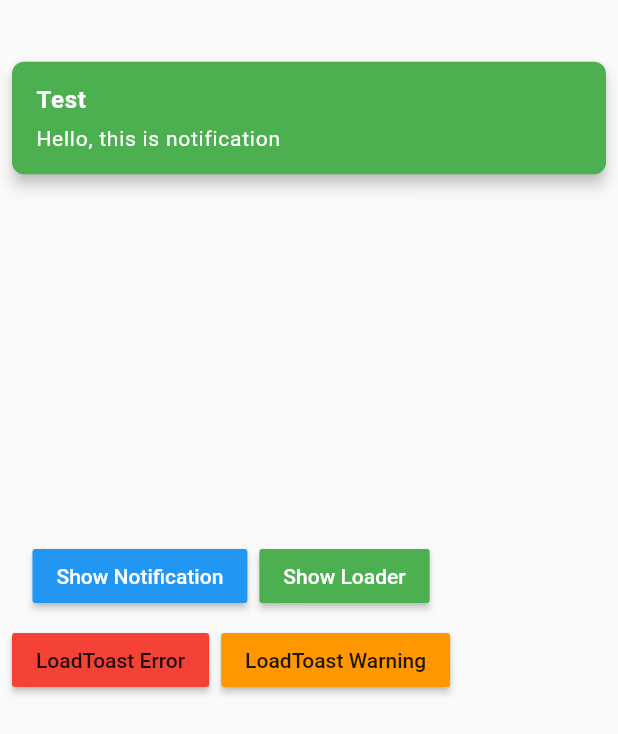
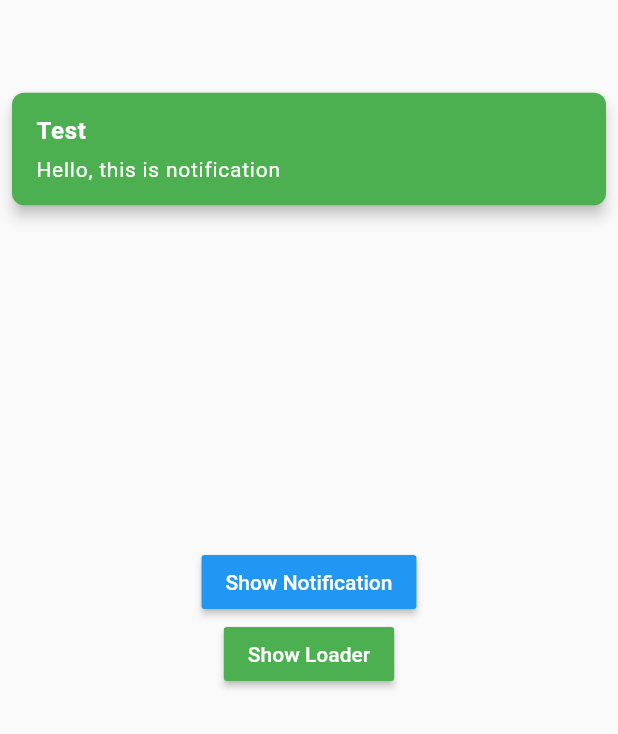
Before and after one commit to fayaz07/ots, a Flutter app: the screen it shows after launch, after a tap on "Show Notification", on a phone screen of 412 x 824 dp. Shown: the top 734 px of the screen. Run offline on Flutter 3.47's test engine with Material 2 defaults, Android fonts, the light colour scheme and no system bars; our stand-ins replace connectivity.

Commit message:
added docs, updated example

```diff
--- /dev/null
+++ b/example/lib/dialogs/colors.dart
@@ -0,0 +1,11 @@
+import 'package:flutter/cupertino.dart';
+import 'package:flutter/material.dart';
+
+class Colors {
+  static final iosDialogColor = CupertinoDynamicColor.withBrightness(
+    color: Color(0xCCF2F2F2),
+    darkColor: Color(0xBF1E1E1E),
+  );
+
+
+}
--- a/example/lib/main.dart
+++ b/example/lib/main.dart
@@ -1,3 +1,4 @@
+import 'package:flutter/cupertino.dart';
 import 'package:flutter/material.dart';
 import 'package:ots/ots.dart';
 
@@ -13,10 +14,15 @@ class MyApp extends StatelessWidget {
       persistNoInternetNotification: false,
 
       /// pass your custom loader here
-      loader: CircularProgressIndicator(
-        valueColor: AlwaysStoppedAnimation<Color>(Colors.green),
-      ),
-      child: MaterialApp(
+//      loader: CircularProgressIndicator(
+//        valueColor: AlwaysStoppedAnimation<Color>(Colors.red),
+//      ),
+//      child: MaterialApp(
+//      title: 'OTS Test',
+//        home: Home(),
+//      ),
+      child: CupertinoApp(
+        title: 'OTS Test',
         home: Home(),
       ),
     );
@@ -36,16 +42,9 @@ class _HomeState extends State<Home> {
     return Scaffold(
       body: Padding(
         padding: const EdgeInsets.all(8.0),
+        child: Center(
           child: Column(
-          crossAxisAlignment: CrossAxisAlignment.center,
             mainAxisAlignment: MainAxisAlignment.center,
-          children: <Widget>[
-            Wrap(
-              spacing: 8.0,
-              runSpacing: 8.0,
-              crossAxisAlignment: WrapCrossAlignment.center,
-              alignment: WrapAlignment.center,
-              direction: Axis.horizontal,
             children: <Widget>[
               RaisedButton(
                 color: Colors.blue,
@@ -58,6 +57,7 @@ class _HomeState extends State<Home> {
                     autoDismissible: true,
                     notificationDuration: 2500,
                   );
+
                 },
               ),
               RaisedButton(
@@ -72,23 +72,8 @@ class _HomeState extends State<Home> {
                   hideLoader();
                 },
               ),
-                RaisedButton(
-                  color: Colors.red,
-                  child: Text('LoadToast Error'),
-                  onPressed: () {
-//                    hideLoadToastWithError();
-                  },
-                ),
-                RaisedButton(
-                  color: Colors.orange,
-                  child: Text('LoadToast Warning'),
-                  onPressed: () {
-//                    hideLoadToastWithWarning();
-                  },
-                ),
             ],
           ),
-          ],
         ),
       ),
     );
--- a/lib/ots.dart
+++ b/lib/ots.dart
@@ -20,6 +20,9 @@ OverlayEntry _notificationEntry;
 OverlayEntry _loaderEntry;
 OverlayEntry _networkStatusEntry;
 
+/// is dark theme
+bool isDarkTheme = false;
+
 /// To keep track if the [Overlay] is shown
 bool _notificationShown = false;
 bool _loaderShown = false;
@@ -35,18 +38,21 @@ class OTS extends StatelessWidget {
   final Widget loader;
   final bool showNetworkUpdates;
   final bool persistNoInternetNotification;
+  final bool darkTheme;
 
   const OTS(
       {Key key,
       this.child,
       this.loader,
       this.showNetworkUpdates = false,
-      this.persistNoInternetNotification = false})
+      this.persistNoInternetNotification = false,
+      this.darkTheme = false})
       : super(key: key);
 
   @override
   Widget build(BuildContext context) {
     _loadingIndicator = loader;
+    isDarkTheme = darkTheme;
     _persistNoInternetToast = persistNoInternetNotification;
     if (showNetworkUpdates) {
       _listenToNetworkChanges();
--- /dev/null
+++ b/lib/utils/colors.dart
@@ -0,0 +1,11 @@
+import 'package:flutter/cupertino.dart';
+import 'package:flutter/material.dart';
+
+class Colors {
+  static final iosDialogColor = CupertinoDynamicColor.withBrightness(
+    color: Color(0xCCF2F2F2),
+    darkColor: Color(0xBF1E1E1E),
+  );
+
+
+}
--- a/lib/widgets/network_state.dart
+++ b/lib/widgets/network_state.dart
@@ -1,40 +1,6 @@
 import 'package:flutter/cupertino.dart';
 import 'package:flutter/material.dart';
 import 'package:ots/utils/styles.dart';
-
-enum NetworkState { Connected, Disconnected, Weak }
-
-extension NetworkStateMessage on NetworkState {
-  String get message {
-    switch (this) {
-      case NetworkState.Connected:
-        return "Connected to internet";
-        break;
-      case NetworkState.Disconnected:
-        return "No internet connection";
-        break;
-      case NetworkState.Weak:
-        return "Internet may not be available";
-        break;
-    }
-    return "Unknown internet status";
-  }
-
-  Color get color {
-    switch (this) {
-      case NetworkState.Connected:
-        return Colors.green;
-        break;
-      case NetworkState.Disconnected:
-        return Colors.red;
-        break;
-      case NetworkState.Weak:
-        return Colors.orange;
-        break;
-    }
-    return Colors.orange;
-  }
-}
 
 class NetworkWidget extends StatefulWidget {
   final VoidCallback disposeOverlay;
@@ -122,3 +88,37 @@ class _NetworkWidgetState extends State<NetworkWidget>
     );
   }
 }
+
+enum NetworkState { Connected, Disconnected, Weak }
+
+extension NetworkStateMessage on NetworkState {
+  String get message {
+    switch (this) {
+      case NetworkState.Connected:
+        return "Connected to internet";
+        break;
+      case NetworkState.Disconnected:
+        return "No internet connection";
+        break;
+      case NetworkState.Weak:
+        return "Internet may not be available";
+        break;
+    }
+    return "Unknown internet status";
+  }
+
+  Color get color {
+    switch (this) {
+      case NetworkState.Connected:
+        return Colors.green;
+        break;
+      case NetworkState.Disconnected:
+        return Colors.red;
+        break;
+      case NetworkState.Weak:
+        return Colors.orange;
+        break;
+    }
+    return Colors.orange;
+  }
+}
--- a/lib/widgets/notification.dart
+++ b/lib/widgets/notification.dart
@@ -45,7 +45,7 @@ class _NotificationWidgetState extends State<NotificationWidget>
     _animationController = AnimationController(
         vsync: this,
         duration: Duration(milliseconds: widget.animDuration ?? 400));
-    _animation = Tween(begin: -0.3, end: 0.05).animate(
+    _animation = Tween(begin: -0.3, end: 0.075).animate(
       CurvedAnimation(
         curve: Curves.linear,
         parent: _animationController,
```
Also changed, not shown: example/lib/dialogs/dialogs.dart (added, +111 -0 lines), example/lib/dialogs/test.dart (added, +90 -0 lines), lib/dialogs/dialogs.dart (added), lib/dialogs/test.dart (added), 1 other file. Lines whose indentation alone changed are shown as unchanged.
